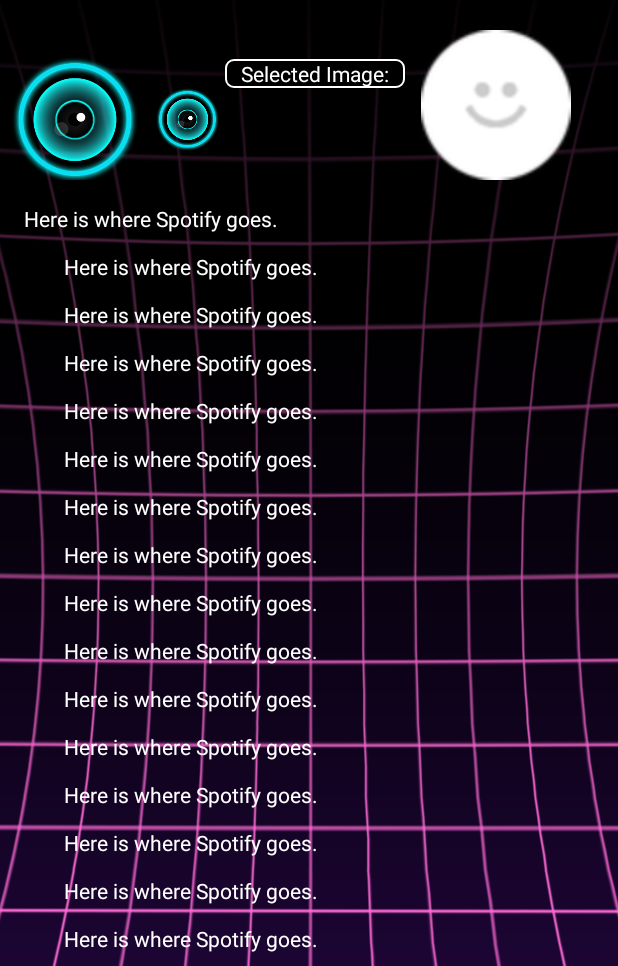
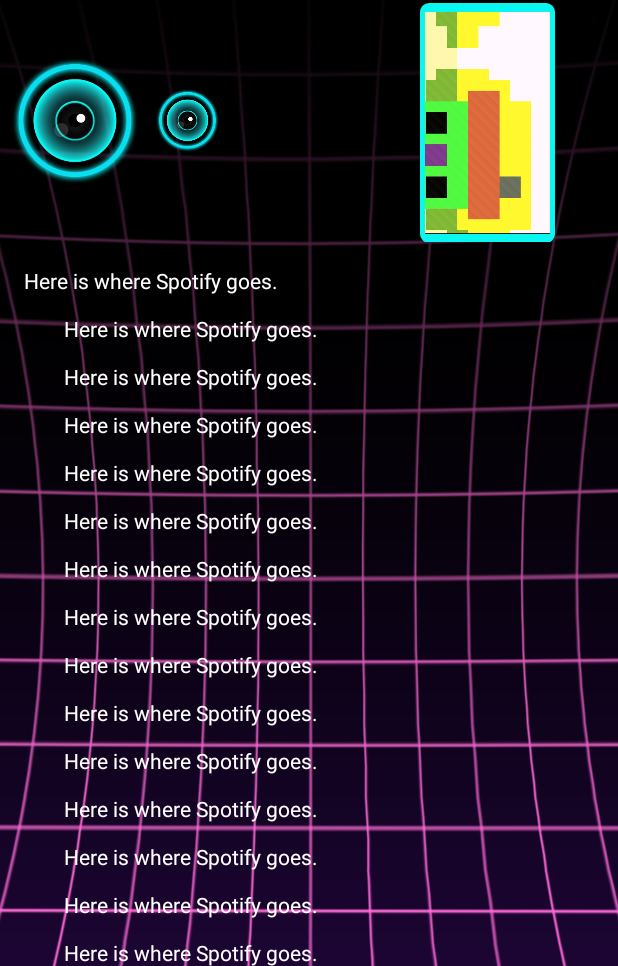
Before and after one commit to taylormr/OcuTune, an Android app: the screen it shows after launch (ScrollingActivity), on a phone screen of 412 x 824 dp, the part 270-1236 px from its top. Run offline under Robolectric (Android 15) with nearby library versions, the phone set to English and light mode, and no system bars.

Commit message:
Picture preview finished (?). Doesn't mess up.

```diff
--- a/app/src/main/res/layout/content_scrolling.xml
+++ b/app/src/main/res/layout/content_scrolling.xml
@@ -27,7 +27,6 @@
             android:id="@+id/camButton"
             android:layout_width="100dp"
             android:layout_height="100dp"
-            android:layout_marginTop="20dp"
             android:layout_gravity="left|center_vertical"
             android:background="@drawable/cam_button_lens"
             android:onClick="openCamera" />
@@ -36,32 +35,22 @@
             android:id="@+id/galleryButton"
             android:layout_width="50dp"
             android:layout_height="50dp"
-            android:layout_marginTop="20dp"
             android:layout_gravity="left|center_vertical"
             android:background="@drawable/cam_button_lens"
             android:onClick="openGallery" />
 
-        <!--Selected image text, shows user where selected img is-->
-        <TextView
-            android:id="@+id/selectedImg"
-            android:layout_width="120dp"
-            android:layout_height="wrap_content"
-            android:layout_marginTop="39dp"
-            android:layout_marginRight="5dp"
-            android:text="@string/selected_img"
-            android:textColor="@color/colorText"
-            android:gravity="center"
-            android:background="@drawable/rounded_rectangle"
-
-            />
         <!--Picture preview, displays current picture being used-->
         <ImageView
             android:id="@+id/picPreview"
-            android:layout_marginLeft="5dp"
-            android:layout_marginTop="20dp"
-            android:layout_width="100dp"
-            android:layout_height="100dp"
-            android:src="@drawable/default_image_selected"/>
+            android:layout_marginLeft="130dp"
+            android:layout_marginTop="1dp"
+            android:layout_width="90dp"
+            android:layout_height="160dp"
+            android:src="@drawable/default_image"
+            android:layout_gravity="center"
+            android:background="@drawable/rounded_rectangle"
+            android:backgroundTint="@color/colorCyan"
+            android:padding="5px"/>
 
 
     </LinearLayout>
--- a/app/src/main/res/values/colors.xml
+++ b/app/src/main/res/values/colors.xml
@@ -4,4 +4,5 @@
     <color name="colorPrimaryDark">#191414</color>
     <color name="colorAccent">#FF4081</color>
     <color name="colorText">#FFFFFF</color>
+    <color name="colorCyan">#0Af6F1</color>
 </resources>
```
Also changed, not shown: app/src/main/java/com/example/miataylor/ocutune/ScrollingActivity.java (+13 -5 lines), app/src/main/res/drawable-v24/default_image.PNG (added).
